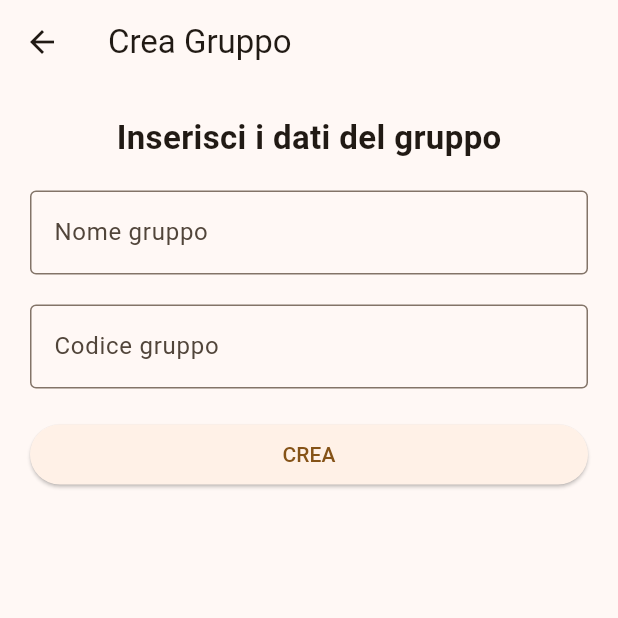
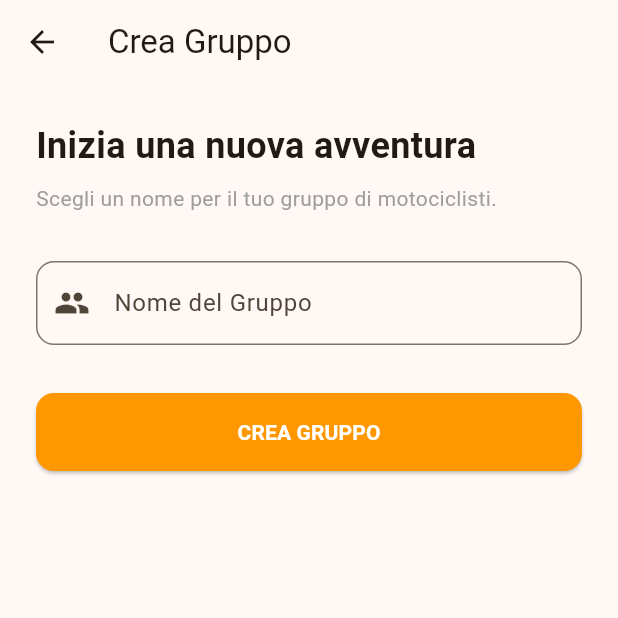
Before and after one commit to PaxSat/ridebridge, a Flutter app: the SchermataCreaGruppo screen opened directly, on a phone screen of 412 x 824 dp, the top half of it. Run offline on Flutter 3.47's test engine with Material 3 defaults, Android fonts, the phone set to English and light mode, and no system bars; our stand-ins replace cloud_firestore, firebase_auth, firebase_core, google_sign_in; accounts and stored records are empty.

Commit message:
Implementata creazione gruppi Firestore

```diff
--- a/lib/schermate/schermata_crea_gruppo.dart
+++ b/lib/schermate/schermata_crea_gruppo.dart
@@ -1,22 +1,92 @@
+import 'package:firebase_auth/firebase_auth.dart';
 import 'package:flutter/material.dart';
-import 'schermata_gruppo.dart';
+import '../servizi/servizio_gruppi.dart';
 
+/// Schermata per la creazione di un nuovo gruppo di motociclisti.
 class SchermataCreaGruppo extends StatefulWidget {
   const SchermataCreaGruppo({super.key});
 
   @override
-  State<SchermataCreaGruppo> createState() =>
-      _SchermataCreaGruppoState();
+  State<SchermataCreaGruppo> createState() => _SchermataCreaGruppoState();
 }
 
-class _SchermataCreaGruppoState
-    extends State<SchermataCreaGruppo> {
+class _SchermataCreaGruppoState extends State<SchermataCreaGruppo> {
+  final TextEditingController _controlloreNome = TextEditingController();
+  final ServizioGruppi _servizioGruppi = ServizioGruppi();
 
-  final TextEditingController controlloreNomeGruppo =
-  TextEditingController();
+  bool _inCaricamento = false;
+  String? _errore;
 
-  final TextEditingController controlloreCodiceGruppo =
-  TextEditingController();
+  /// Esegue la logica di creazione del gruppo.
+  Future<void> _gestisciCreaGruppo() async {
+    final nome = _controlloreNome.text.trim();
+
+    if (nome.isEmpty) {
+      setState(() => _errore = "Il nome del gruppo non può essere vuoto");
+      return;
+    }
+
+    setState(() {
+      _inCaricamento = true;
+      _errore = null;
+    });
+
+    try {
+      final utenteAttuale = FirebaseAuth.instance.currentUser;
+      if (utenteAttuale == null) {
+        throw Exception("Utente non autenticato");
+      }
+
+      // Creazione del gruppo su Firestore e recupero diretto del codice
+      final codice = await _servizioGruppi.creaGruppo(nome, utenteAttuale.uid);
+
+      if (mounted) {
+        _mostraConferma(codice);
+      }
+    } catch (e) {
+      setState(() => _errore = "Errore durante la creazione: ${e.toString()}");
+    } finally {
+      if (mounted) {
+        setState(() => _inCaricamento = false);
+      }
+    }
+  }
+
+  /// Mostra un dialogo di successo con il codice del gruppo.
+  void _mostraConferma(String codice) {
+    showDialog(
+      context: context,
+      barrierDismissible: false,
+      builder: (context) => AlertDialog(
+        title: const Text("Gruppo creato con successo"),
+        content: Column(
+          mainAxisSize: MainAxisSize.min,
+          children: [
+            const Text("Condividi questo codice con i tuoi amici:"),
+            const SizedBox(height: 16),
+            SelectableText(
+              codice,
+              style: const TextStyle(
+                fontSize: 32,
+                fontWeight: FontWeight.bold,
+                letterSpacing: 4,
+                color: Colors.orange,
+              ),
+            ),
+          ],
+        ),
+        actions: [
+          TextButton(
+            onPressed: () {
+              Navigator.of(context).pop(); // Chiude il dialog
+              Navigator.of(context).pop(); // Torna alla home
+            },
+            child: const Text("OK"),
+          ),
+        ],
+      ),
+    );
+  }
 
   @override
   Widget build(BuildContext context) {
@@ -24,64 +94,74 @@ class _SchermataCreaGruppoState
       appBar: AppBar(
         title: const Text("Crea Gruppo"),
       ),
-      body: Padding(
-        padding: const EdgeInsets.all(20),
+      body: SingleChildScrollView(
+        padding: const EdgeInsets.all(24.0),
         child: Column(
+          crossAxisAlignment: CrossAxisAlignment.start,
           children: [
-
             const Text(
-              "Inserisci i dati del gruppo",
+              "Inizia una nuova avventura",
               style: TextStyle(
-                fontSize: 22,
+                fontSize: 24,
                 fontWeight: FontWeight.bold,
               ),
             ),
-
-            const SizedBox(height: 20),
-
+            const SizedBox(height: 8),
+            const Text(
+              "Scegli un nome per il tuo gruppo di motociclisti.",
+              style: TextStyle(color: Colors.grey),
+            ),
+            const SizedBox(height: 32),
             TextField(
-              controller: controlloreNomeGruppo,
-              decoration: const InputDecoration(
-                labelText: "Nome gruppo",
-                border: OutlineInputBorder(),
+              controller: _controlloreNome,
+              enabled: !_inCaricamento,
+              decoration: InputDecoration(
+                labelText: "Nome del Gruppo",
+                hintText: "es. I Lupi della Strada",
+                errorText: _errore,
+                border: OutlineInputBorder(
+                  borderRadius: BorderRadius.circular(12),
+                ),
+                prefixIcon: const Icon(Icons.group),
               ),
             ),
-
-            const SizedBox(height: 20),
-
-            TextField(
-              controller: controlloreCodiceGruppo,
-              decoration: const InputDecoration(
-                labelText: "Codice gruppo",
-                border: OutlineInputBorder(),
-              ),
-            ),
-
-            const SizedBox(height: 20),
-
+            const SizedBox(height: 32),
             SizedBox(
               width: double.infinity,
               child: ElevatedButton(
-                onPressed: () {
-                  Navigator.push(
-                    context,
-                    MaterialPageRoute(
-                      builder: (context) => SchermataGruppo(
-                        nomeGruppo:
-                        controlloreNomeGruppo.text,
-                        codiceGruppo:
-                        controlloreCodiceGruppo.text,
+                onPressed: _inCaricamento ? null : _gestisciCreaGruppo,
+                style: ElevatedButton.styleFrom(
+                  backgroundColor: Colors.orange,
+                  foregroundColor: Colors.white,
+                  padding: const EdgeInsets.symmetric(vertical: 16),
+                  shape: RoundedRectangleBorder(
+                    borderRadius: BorderRadius.circular(12),
+                  ),
+                ),
+                child: _inCaricamento
+                    ? const SizedBox(
+                        height: 20,
+                        width: 20,
+                        child: CircularProgressIndicator(
+                          strokeWidth: 2,
+                          color: Colors.white,
+                        ),
+                      )
+                    : const Text(
+                        "CREA GRUPPO",
+                        style: TextStyle(fontWeight: FontWeight.bold),
                       ),
-                    ),
-                  );
-                },
-                child: const Text("CREA"),
               ),
             ),
-
           ],
         ),
       ),
     );
   }
+
+  @override
+  void dispose() {
+    _controlloreNome.dispose();
+    super.dispose();
+  }
 }
--- a/lib/servizi/servizio_gruppi.dart
+++ b/lib/servizi/servizio_gruppi.dart
@@ -21,8 +21,8 @@ class ServizioGruppi {
     );
   }
 
-  /// Crea un nuovo gruppo su Firestore.
-  Future<void> creaGruppo(String nome, String idCreatore) async {
+  /// Crea un nuovo gruppo su Firestore e restituisce il codice di accesso generato.
+  Future<String> creaGruppo(String nome, String idCreatore) async {
     try {
       final codice = _generaCodice();
 
@@ -34,6 +34,8 @@ class ServizioGruppi {
         'attivo': true,
         'partecipanti': [idCreatore],
       });
+
+      return codice;
     } catch (e) {
       print('Errore durante la creazione del gruppo: $e');
       rethrow;
```
